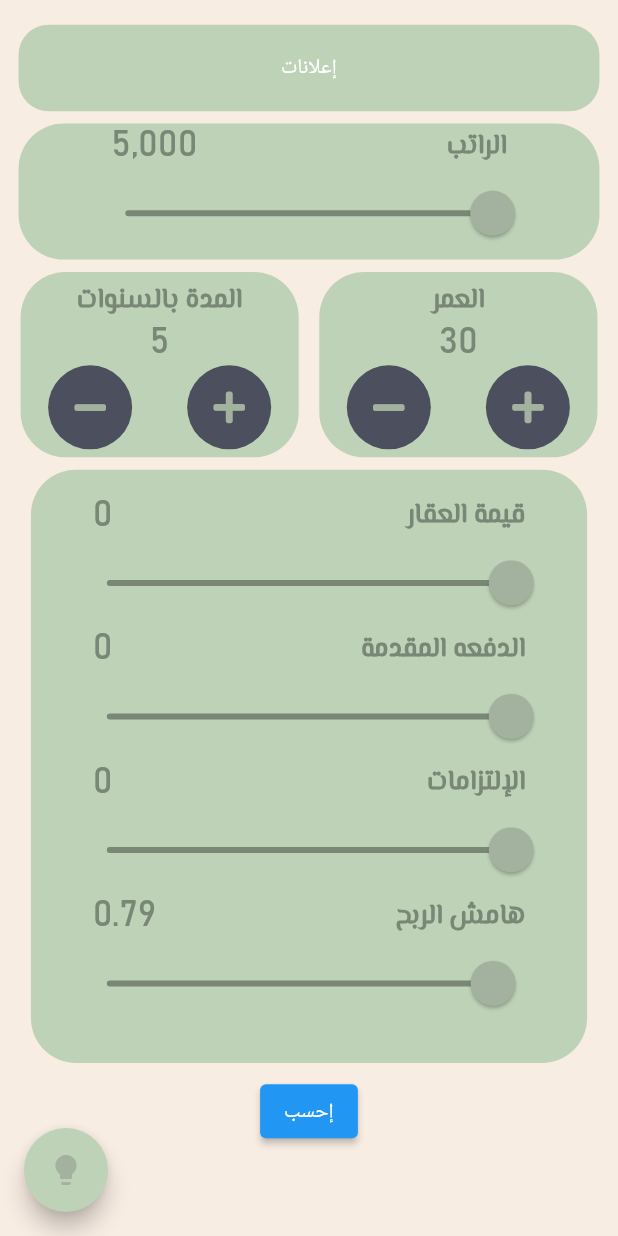
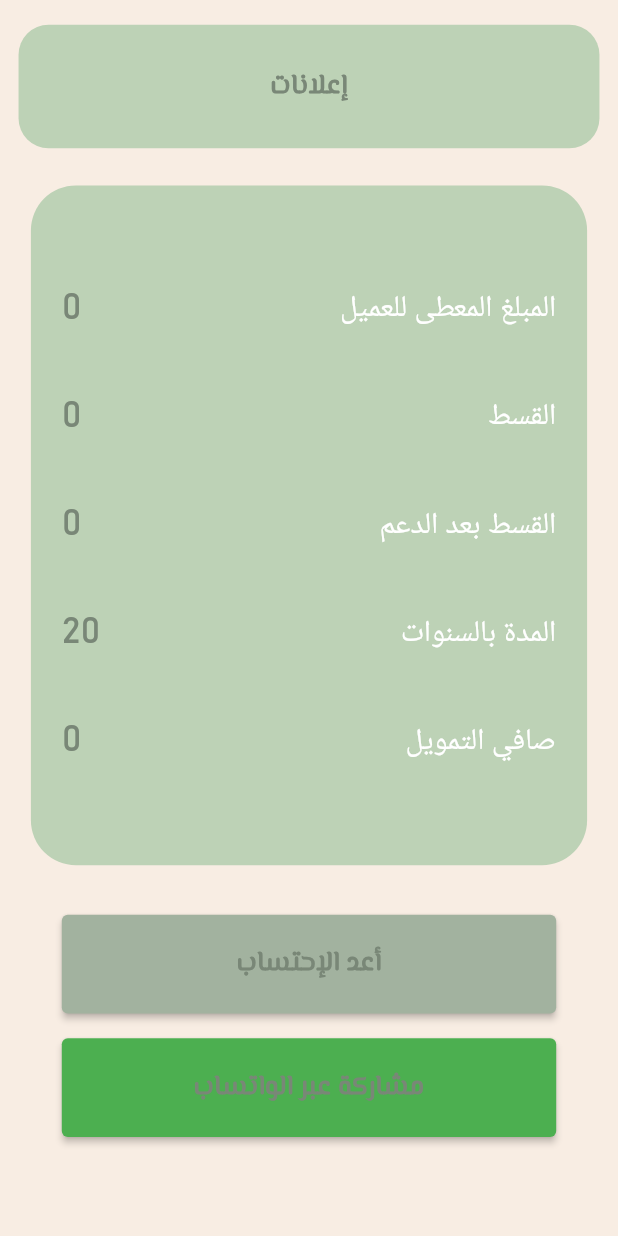
Before and after one commit to MarwanSallum/loan-calculator, a Flutter app: the CalculatorScreen screen opened by its route, after a tap on "إحسب", on a phone screen of 412 x 824 dp. Run offline on Flutter 3.47's test engine with Material 2 defaults, Android fonts, the phone set to English and light mode, and no system bars; our stand-ins replace font_awesome_flutter, get; missing offline and left inert: whatsapp_unilink.

Commit message:
make result screen + access to whats app for sharing to customers

```diff
--- a/lib/controller/calculator_controller.dart
+++ b/lib/controller/calculator_controller.dart
@@ -1,13 +1,25 @@
+import 'package:flutter/cupertino.dart';
 import 'package:get/get.dart';
+import 'package:intl/intl.dart';
+import 'package:url_launcher/url_launcher.dart';
+import 'package:whatsapp_unilink/whatsapp_unilink.dart';
+class CalculatorController extends GetxController{
+  final formatter = NumberFormat("#,###.##");
+  final GlobalKey<FormState> formKey = GlobalKey<FormState>();
+  int salary = 0;
+  int period = 20;
+  int realEstateValue = 0;
+  double downPayment = 0;
+  int obligations = 0;
+  double interestRate = 2.79;
+  double deductionRate = 0.65;
+  TextEditingController mobileController = TextEditingController();
 
-class CalculatorController extends GetxController{
-  int salary = 5000;
-  int age = 30;
-  int period = 5;
-  int realEstateValue = 0;
-  int downPayment = 0;
-  int obligations = 0;
-  double interestRate = 0.79;
+  @override
+  void onClose() {
+    mobileController.dispose();
+    super.onClose();
+  }
 
   changeSalary(double newValue){
     salary = newValue.round();
@@ -20,7 +32,7 @@ class CalculatorController extends GetxController{
   }
 
   changeDownPayment(double newValue){
-    downPayment = newValue.round();
+    downPayment = newValue;
     update();
   }
 
@@ -29,29 +41,81 @@ class CalculatorController extends GetxController{
     update();
   }
 
-  changeInterestRate(double newValue){
-    interestRate = newValue;
+  increaseInterestRate(){
+    if(interestRate < 6.99){
+      interestRate += 0.01;
+    }
     update();
   }
 
-
-  increaseAge(){
-    age++;
-    update();
-  }
-
-  decreaseAge(){
-    age--;
+  decreaseInterestRate(){
+    if(interestRate > 0.50){
+      interestRate -= 0.01;
+    }
     update();
   }
 
   increasePeriod(){
-    period++;
+    if(period < 25){
+      period++;
+    }
     update();
   }
 
   decreasePeriod(){
-    period--;
+    if(period > 1){
+      period--;
+    }
     update();
   }
+
+  int totalAmountGivingToCustomer(){
+    return (realEstateValue - downPayment).round();
+  }
+
+  int installmentBeforeSupport(){
+    //TODO: check for obligations with installment to be max 65%
+    int totalAmountGiving = totalAmountGivingToCustomer();
+    double netLoanAmount = totalAmountGiving / ((period + 1) * (interestRate / 100));
+    return (netLoanAmount / (period * 12)).round();
+  }
+
+  int installmentAfterSupport(){
+    //TODO: check for obligations with installment to be max 65%
+    int total = totalAmountGivingToCustomer();
+    int supportValue = 500000;
+    if(total > supportValue){
+      double loanAmount = ((total - supportValue) / ((period + 1) * (interestRate / 100))) / (period * 12);
+      double supportAmount = supportValue / (period * 12);
+      return (loanAmount + supportAmount).round();
+    }
+    supportValue = total;
+    return (supportValue / (period * 12)).round();
+
+  }
+
+  int loanProfitability(){
+    int total = totalAmountGivingToCustomer();
+    double netLoanProfit = (realEstateValue * (period + 1) * (interestRate / 100));
+    return (total + netLoanProfit).round();
+  }
+
+
+ sendResultToCustomer() async{
+    var link = WhatsAppUnilink(
+      phoneNumber: "+966${mobileController.text}",
+      text:   "*حاسبة تمويل مبدئية*\n"
+          "\n"
+          "*المبلغ المعطى للعميل* : ${totalAmountGivingToCustomer()} \n"
+          "*القسط* : ${installmentBeforeSupport()} \n"
+          "*القسط بعد الدعم* : ${installmentAfterSupport()} \n"
+          "*هامش الربح* : ${interestRate.toString()} \n"
+          "*المدة بالسنوات* : ${period.toString()} \n"
+          "*صافي التمويل* : ${loanProfitability()} \n"
+          "\n"
+          "_الإحتساب أعلاه هو إحتساب مبدئي كما أن التفاصيل النهائية يتم تحديدها عند إستكمال الطلب ورفعها إلى الإدارة المعنية_",
+    );
+
+    await launch("$link");
+  }
 }
--- a/lib/views/components/advertising_banner.dart
+++ b/lib/views/components/advertising_banner.dart
@@ -8,7 +8,7 @@ class AdvertisingBanner extends StatelessWidget {
       padding: EdgeInsets.only(top: Get.height * 0.02),
       child: Container(
         margin: EdgeInsets.symmetric(horizontal: Get.width * 0.03),
-        height: Get.height * 0.07,
+        height: Get.height * 0.10,
         width: double.infinity,
         decoration: BoxDecoration(
           color: Theme.of(context).primaryColorDark,
--- /dev/null
+++ b/lib/views/components/default_button.dart
@@ -0,0 +1,30 @@
+import 'package:flutter/material.dart';
+import 'package:get/get.dart';
+
+class DefaultButton extends GetView {
+  late String title;
+  late Function onPressed;
+  MaterialStateProperty<Color?>? color;
+
+
+  DefaultButton({
+    required this.title,
+    required this.onPressed,
+    this.color,
+  });
+
+  @override
+  Widget build(BuildContext context) {
+    return Padding(
+      padding: EdgeInsets.only(top: Get.height * 0.01, bottom: Get.height * 0.01),
+      child: ConstrainedBox(
+        constraints: BoxConstraints.tightFor(width: Get.width * 0.80, height: Get.height * 0.08),
+        child: ElevatedButton(
+          onPressed: onPressed as void Function(),
+          style: ButtonStyle(backgroundColor: color),
+          child: Text(title, style: Theme.of(context).textTheme.bodyText2,),
+        ),
+      ),
+    );
+  }
+}
--- a/lib/views/pages/all_pages.dart
+++ b/lib/views/pages/all_pages.dart
@@ -1,7 +1,10 @@
 import 'package:bnkr_pro/views/pages/calculator_page.dart';
+import 'package:bnkr_pro/views/pages/result_page.dart';
 import 'package:bnkr_pro/views/screens/calculator/calculator_screen.dart';
+import 'package:bnkr_pro/views/screens/result/result_screen.dart';
 import 'package:get/get.dart';
 
 List<GetPage> allPages = [
   CalculatorPage(view: CalculatorScreen()),
+  ResultPage(view: ResultScreen()),
 ];
--- a/lib/views/screens/calculator/calculator_screen.dart
+++ b/lib/views/screens/calculator/calculator_screen.dart
@@ -1,13 +1,16 @@
+import 'package:bnkr_pro/controller/calculator_controller.dart';
 import 'package:bnkr_pro/views/components/advertising_banner.dart';
+import 'package:bnkr_pro/views/components/default_button.dart';
 import 'package:bnkr_pro/views/screens/calculator/components/realestate_and_%20obligations_field.dart';
 import 'package:bnkr_pro/views/screens/calculator/components/salary_field.dart';
-import 'package:bnkr_pro/views/screens/calculator/components/age_and_period_field.dart';
+import 'package:bnkr_pro/views/screens/calculator/components/interest_and_period_field.dart';
+import 'package:bnkr_pro/views/screens/result/result_screen.dart';
 import 'package:bnkr_pro/views/themes/dark_theme.dart';
 import 'package:bnkr_pro/views/themes/light_theme.dart';
 import 'package:flutter/material.dart';
 import 'package:get/get.dart';
 
-class CalculatorScreen extends GetView {
+class CalculatorScreen extends GetView<CalculatorController> {
   @override
   Widget build(BuildContext context) {
     return SafeArea(
@@ -18,19 +21,16 @@ class CalculatorScreen extends GetView {
             Get.changeTheme(Get.isDarkMode ? LightTheme.data : DarkTheme.data);
           },
         ),
-        body: SingleChildScrollView(
-          child: Column(
-            children: [
-              AdvertisingBanner(),
-              SalaryField(),
-              AgeAndPeriodField(),
-              RealEstateAndObligationsField(),
-              ElevatedButton(
-                  onPressed: (){},
-                  child: Text('إحسب'),
-              ),
-            ],
-          ),
+        body: Column(
+          children: [
+            AdvertisingBanner(),
+            SalaryField(),
+            InterestAndPeriodField(),
+            RealEstateAndObligationsField(),
+            DefaultButton(title: 'إحسب', onPressed: (){
+              Get.to(() => ResultScreen());
+            }),
+          ],
         ),
       ),
     );
--- a/lib/views/screens/calculator/components/age_and_period_field.dart
+++ b/lib/views/screens/calculator/components/interest_and_period_field.dart
@@ -5,7 +5,7 @@ import 'package:flutter/material.dart';
 import 'package:font_awesome_flutter/font_awesome_flutter.dart';
 import 'package:get/get.dart';
 
-class AgeAndPeriodField extends GetView<CalculatorController> {
+class InterestAndPeriodField extends GetView<CalculatorController> {
   @override
   Widget build(BuildContext context) {
     return Row(
@@ -15,28 +15,35 @@ class AgeAndPeriodField extends GetView<CalculatorController> {
           height: Get.height * 0.15,
           width: Get.width * 0.45,
           decoration: BoxDecoration(
-            color: Theme.of(context).primaryColorDark,
+            color: Get.theme.primaryColorDark,
             borderRadius: BorderRadius.circular(30),
           ),
           child: GetBuilder<CalculatorController>(
             builder: (_) => Column(
-              mainAxisAlignment: MainAxisAlignment.center,
+              mainAxisAlignment: MainAxisAlignment.spaceEvenly,
               children: [
-                Text('العمر', style: Theme.of(context).textTheme.bodyText1,),
-                Text(controller.age.toString(), style: Theme.of(context).textTheme.headline5,),
+                Row(
+                  mainAxisAlignment: MainAxisAlignment.spaceAround,
+                  children: [
+                    Text('النسبة', style: Theme.of(context).textTheme.bodyText1,),
+                    Text(controller.interestRate.toStringAsFixed(2), style: Get.theme.textTheme.headline5,),
+                  ],
+                ),
                 Row(
                   mainAxisAlignment: MainAxisAlignment.spaceAround,
                   children: [
                     RoundIconButton(
                       onPressed: (){
-                        controller.increaseAge();
+                        controller.increaseInterestRate();
                       },
+                      onLongPress: (){},
                       icon: FontAwesomeIcons.plus,
                     ),
                     RoundIconButton(
                       onPressed: (){
-                        controller.decreaseAge();
+                        controller.decreaseInterestRate();
                       },
+                      onLongPress: (){},
                       icon: FontAwesomeIcons.minus,
                     ),
                   ],
@@ -54,10 +61,15 @@ class AgeAndPeriodField extends GetView<CalculatorController> {
           ),
           child: GetBuilder<CalculatorController>(
             builder: (_) => Column(
-              mainAxisAlignment: MainAxisAlignment.center,
+              mainAxisAlignment: MainAxisAlignment.spaceEvenly,
               children: [
-                Text('المدة بالسنوات', style: Theme.of(context).textTheme.bodyText1,),
-                Text(controller.period.toString(), style: Theme.of(context).textTheme.headline5,),
+               Row(
+                 mainAxisAlignment: MainAxisAlignment.spaceAround,
+                 children: [
+                   Text('المدة', style: Theme.of(context).textTheme.bodyText1,),
+                   Text(controller.period.toString(), style: Theme.of(context).textTheme.headline5,),
+                 ],
+               ),
                 Row(
                   mainAxisAlignment: MainAxisAlignment.spaceAround,
                   children: [
@@ -65,10 +77,16 @@ class AgeAndPeriodField extends GetView<CalculatorController> {
                       onPressed: (){
                         controller.increasePeriod();
                       },
+                      onLongPress: (){
+                        controller.increasePeriod();
+                      },
                       icon: FontAwesomeIcons.plus,
                     ),
                     RoundIconButton(
                       onPressed: (){
+                        controller.decreasePeriod();
+                      },
+                      onLongPress: (){
                         controller.decreasePeriod();
                       },
                       icon: FontAwesomeIcons.minus,
--- a/lib/views/screens/calculator/components/realestate_and_ obligations_field.dart
+++ b/lib/views/screens/calculator/components/realestate_and_ obligations_field.dart
@@ -10,7 +10,7 @@ class RealEstateAndObligationsField extends GetView<CalculatorController> {
       padding: EdgeInsets.symmetric(horizontal: Get.width * 0.05, vertical: Get.height * 0.01),
       child: Container(
         width: double.infinity,
-        height: Get.height * 0.48,
+        height: Get.height * 0.38,
         decoration: BoxDecoration(
           color: Theme.of(context).primaryColorDark,
           borderRadius: BorderRadius.circular(30),
@@ -39,21 +39,12 @@ class RealEstateAndObligationsField extends GetView<CalculatorController> {
                   },
                 ),
                 DefaultSlider(
-                  title: 'الإلتزامات',
+                  title: 'الإلتزامات الشهرية',
                   value: controller.obligations.toDouble(),
                   min: 0,
-                  max: 180000,
+                  max: 5000,
                   onChanged: (value){
                     controller.changeObligations(value);
-                  },
-                ),
-                DefaultSlider(
-                  title: 'هامش الربح',
-                  value: controller.interestRate,
-                  min: 0.50,
-                  max: 6.99,
-                  onChanged: (value){
-                    controller.changeInterestRate(value);
                   },
                 ),
               ],
--- a/lib/views/screens/calculator/components/salary_field.dart
+++ b/lib/views/screens/calculator/components/salary_field.dart
@@ -24,7 +24,7 @@ class SalaryField extends GetView<CalculatorController> {
                 child: DefaultSlider(
                   title: 'الراتب',
                   value: controller.salary.toDouble(),
-                  min: 5000,
+                  min: 0,
                   max: 35000,
                   onChanged: (value){
                     controller.changeSalary(value);
--- a/lib/views/screens/calculator/widgets/defualt_slider.dart
+++ b/lib/views/screens/calculator/widgets/defualt_slider.dart
@@ -2,7 +2,7 @@ import 'package:flutter/material.dart';
 import 'package:get/get.dart';
 import 'package:intl/intl.dart';
 
-class DefaultSlider extends StatelessWidget {
+class DefaultSlider extends GetResponsiveView {
   late String title;
   late double value;
   late double min;
@@ -18,7 +18,7 @@ class DefaultSlider extends StatelessWidget {
   });
 
   @override
-  Widget build(BuildContext context) {
+  Widget phone() {
     final formatter = NumberFormat("#,###.##");
     return Column(
       mainAxisAlignment: MainAxisAlignment.center,
@@ -30,11 +30,11 @@ class DefaultSlider extends StatelessWidget {
             children: [
               Text(
                 title,
-                style: Theme.of(context).textTheme.bodyText1,
+                style: Get.theme.textTheme.bodyText1,
               ),
               Text(
                 formatter.format(value),
-                style: Theme.of(context).textTheme.headline5,
+                style: Get.theme.textTheme.headline5,
               ),
             ],
           ),
--- a/lib/views/screens/calculator/widgets/round_icon_button.dart
+++ b/lib/views/screens/calculator/widgets/round_icon_button.dart
@@ -1,24 +1,28 @@
 import 'package:flutter/material.dart';
+import 'package:get/get.dart';
 
 // ignore: must_be_immutable
-class RoundIconButton extends StatelessWidget {
+class RoundIconButton extends GetResponsiveView {
   late IconData icon;
   late Function onPressed;
+  late Function onLongPress;
 
   RoundIconButton({
     required this.icon,
     required this.onPressed,
+    required this.onLongPress,
   });
 
   @override
-  Widget build(BuildContext context) {
+  Widget phone() {
     return RawMaterialButton(
       elevation: 0.0,
-      child: Icon(icon, color: Theme.of(context).iconTheme.color,),
+      child: Icon(icon, color: Get.theme.iconTheme.color,),
       onPressed: onPressed as void Function(),
+      onLongPress: onLongPress as void Function(),
       constraints: BoxConstraints.tightFor(
-        width: 56.0,
-        height: 56.0,
+        width: Get.width * 0.10,
+        height: Get.height * 0.05,
       ),
       shape: CircleBorder(),
       fillColor: Color(0xFF4C4F5E),
--- /dev/null
+++ b/lib/views/screens/result/components/result_body.dart
@@ -0,0 +1,40 @@
+import 'package:bnkr_pro/controller/calculator_controller.dart';
+import 'package:bnkr_pro/views/screens/result/widgets/result_row.dart';
+import 'package:flutter/material.dart';
+import 'package:get/get.dart';
+
+class ResultBody extends GetView<CalculatorController> {
+  @override
+  Widget build(BuildContext context) {
+    return Padding(
+      padding: EdgeInsets.symmetric(horizontal: Get.width * 0.05, vertical: Get.height * 0.03),
+      child: Container(
+        height: Get.height * 0.55,
+        width: double.infinity,
+        decoration: BoxDecoration(
+          color: Theme.of(context).primaryColorDark,
+          borderRadius: BorderRadius.circular(30),
+        ),
+        child: Padding(
+          padding: EdgeInsets.symmetric(vertical: Get.height * 0.03),
+          child: GetBuilder<CalculatorController>(
+            builder: (_) => Column(
+              mainAxisAlignment: MainAxisAlignment.spaceEvenly,
+              children: [
+                ResultRow(title: 'المبلغ المعطى للعميل', value: controller.totalAmountGivingToCustomer()),
+                ResultRow(title: 'القسط', value: controller.installmentBeforeSupport()),
+                controller.period >= 5
+                    ? ResultRow(title: 'القسط بعد الدعم', value: controller.installmentAfterSupport())
+                    : // nothing
+                ResultRow(title: 'هامش الربح', value: controller.interestRate.round()),
+                ResultRow(title: 'المدة بالسنوات', value: controller.period.round()),
+                ResultRow(title: 'صافي التمويل', value: controller.loanProfitability()),
+
+              ],
+            ),
+          ),
+        ),
+      ),
+    );
+  }
+}
--- /dev/null
+++ b/lib/views/screens/result/result_screen.dart
@@ -0,0 +1,25 @@
+import 'package:bnkr_pro/views/components/advertising_banner.dart';
+import 'package:bnkr_pro/views/components/default_button.dart';
+import 'package:bnkr_pro/views/screens/calculator/calculator_screen.dart';
+import 'package:bnkr_pro/views/screens/result/components/result_body.dart';
+import 'package:bnkr_pro/views/screens/result/components/whatsapp_number_field.dart';
+import 'package:flutter/material.dart';
+import 'package:get/get.dart';
+
+class ResultScreen extends GetView {
+  @override
+  Widget build(BuildContext context) {
+    return SafeArea(
+      child: Scaffold(
+        body: Column(
+          children: [
+            AdvertisingBanner(),
+            ResultBody(),
+            DefaultButton(title: 'أعد الإحتساب', onPressed: (){ Get.off(CalculatorScreen()); }),
+            DefaultButton(title: 'مشاركة عبر الواتساب', color: MaterialStateProperty.all(Colors.green), onPressed: (){ Get.bottomSheet(WhatsappNumberField());}),
+          ],
+        )
+      ),
+    );
+  }
+}
--- /dev/null
+++ b/lib/views/screens/result/widgets/result_row.dart
@@ -0,0 +1,31 @@
+import 'package:bnkr_pro/controller/calculator_controller.dart';
+import 'package:flutter/material.dart';
+import 'package:get/get.dart';
+import 'package:intl/intl.dart';
+
+class ResultRow extends GetView<CalculatorController> {
+  late String title;
+  late int value;
+
+  ResultRow({
+    required this.title,
+    required this.value,
+  });
+
+  @override
+  Widget build(BuildContext context) {
+    final formatter = NumberFormat("#,###");
+    return Padding(
+      padding: EdgeInsets.symmetric(horizontal: Get.width * 0.05),
+      child: Row(
+        mainAxisAlignment: MainAxisAlignment.spaceBetween,
+        children: [
+          Text(title, style: Theme.of(context).textTheme.headline6,),
+          value == controller.interestRate
+            ? Text(value.toStringAsFixed(2), style: Theme.of(context).textTheme.headline5,)
+            : Text(formatter.format(value), style: Theme.of(context).textTheme.headline5,),
+        ],
+      ),
+    );
+  }
+}
--- a/lib/views/themes/dark_theme.dart
+++ b/lib/views/themes/dark_theme.dart
@@ -1,27 +1,61 @@
 import 'package:bnkr_pro/views/themes/colors.dart';
 import 'package:flutter/material.dart';
+import 'package:get/get.dart';
 
-class DarkTheme{
-
+class DarkTheme {
   static String textFontFamily = 'ElMessiri';
   static String numberFontFamily = 'Bahnschrift';
 
   static ThemeData data = ThemeData.dark().copyWith(
     primaryColorDark: DarkColor().primaryColor,
     scaffoldBackgroundColor: DarkColor().scaffoldBackgroundColor,
+    textTheme: TextTheme(
+      headline5: TextStyle(
+        color: DarkColor().accentColor,
+        fontFamily: numberFontFamily,
+      ),
+      bodyText1: TextStyle(
+          color: DarkColor().accentColor,
+          fontFamily: textFontFamily,
+          fontSize: 18,
+          fontWeight: FontWeight.bold),
+      bodyText2: TextStyle(
+          color: DarkColor().primaryColor,
+          fontFamily: textFontFamily,
+          fontSize: 18,
+          fontWeight: FontWeight.bold),
+      headline6: TextStyle(
+          color: DarkColor().thirdColor,
+          fontFamily: textFontFamily,
+          fontSize: 18,
+          fontWeight: FontWeight.bold),
+    ),
 
-    textTheme: TextTheme(
-      headline5: TextStyle(color: DarkColor().accentColor, fontFamily: numberFontFamily, ),
-      bodyText1: TextStyle(color: DarkColor().accentColor, fontFamily: textFontFamily, fontSize: 18, fontWeight: FontWeight.bold),
-    ),
 
     floatingActionButtonTheme: FloatingActionButtonThemeData(
       backgroundColor: DarkColor().primaryColor,
     ),
 
+
     iconTheme: IconThemeData(
       color: DarkColor().accentColor,
     ),
+
+
+    elevatedButtonTheme: ElevatedButtonThemeData(
+      style: ButtonStyle(
+        backgroundColor: MaterialStateProperty.all(DarkColor().accentColor),
+      ),
+    ),
+
+
+    inputDecorationTheme: InputDecorationTheme(
+      contentPadding: EdgeInsets.symmetric(vertical: Get.height * 0.02, horizontal: Get.width * 0.20),
+      border: OutlineInputBorder(
+        borderRadius: BorderRadius.all(Radius.circular(32.0)),
+      ),
+    ),
+
 
     sliderTheme: SliderThemeData(
       inactiveTrackColor: DarkColor().thirdColor,
--- a/lib/views/themes/light_theme.dart
+++ b/lib/views/themes/light_theme.dart
@@ -13,6 +13,8 @@ class LightTheme{
     textTheme: TextTheme(
       headline5: TextStyle(color: LightColor().thirdColor, fontFamily: numberFontFamily),
       bodyText1: TextStyle(color: LightColor().thirdColor, fontFamily: textFontFamily, fontSize: 18, fontWeight: FontWeight.bold),
+      bodyText2: TextStyle(color: LightColor().thirdColor, fontFamily: textFontFamily, fontSize: 18, fontWeight: FontWeight.bold),
+
     ),
 
     floatingActionButtonTheme: FloatingActionButtonThemeData(
@@ -21,6 +23,12 @@ class LightTheme{
 
     iconTheme: IconThemeData(
       color: LightColor().accentColor,
+    ),
+
+    elevatedButtonTheme: ElevatedButtonThemeData(
+      style: ButtonStyle(
+        backgroundColor: MaterialStateProperty.all(LightColor().accentColor),
+      ),
     ),
 
     sliderTheme: SliderThemeData(
--- a/pubspec.yaml
+++ b/pubspec.yaml
@@ -13,6 +13,8 @@ dependencies:
   get_storage: ^2.0.2
   intl: ^0.17.0
   font_awesome_flutter: ^9.1.0
+  whatsapp_unilink: ^2.0.0
+  url_launcher: ^6.0.9
 dev_dependencies:
   flutter_test:
     sdk: flutter
```
Also changed, not shown: lib/views/pages/result_page.dart (added, +9 -0 lines), lib/views/screens/result/components/whatsapp_number_field.dart (added, +50 -0 lines), pubspec.lock, 1 other file.
